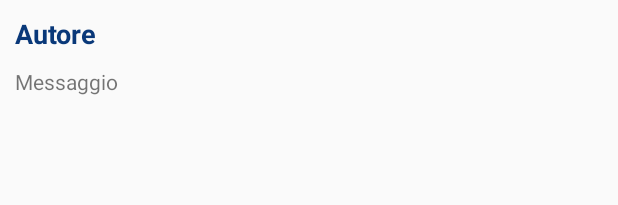
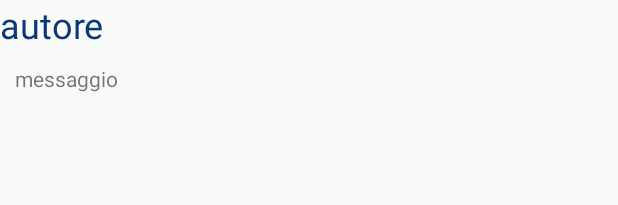
Before and after one commit to Cioscos/ChatUP, an Android app: the layout chat_msg_row.xml on its own in the app's theme, with its tools: preview values and no code run, on a phone screen of 412 x 824 dp. Shown: the top 205 px of the screen. Run offline under Robolectric (Android 15) with nearby library versions, the phone set to English and light mode, and no system bars.

Commit message:
Modifica branch graphic_chat Modifiche alla funzione setChatItemStyle.
PROBLEMA NON ANCORA RISOLTO

```diff
--- a/app/build.gradle
+++ b/app/build.gradle
@@ -5,7 +5,7 @@ android {
     compileSdkVersion 28
     defaultConfig {
         applicationId "com.example.chatuplogin"
-        minSdkVersion 15
+        minSdkVersion 17
         targetSdkVersion 28
         versionCode 1
         versionName "1.0"
--- a/app/src/main/java/com/example/chatup/MainActivity.java
+++ b/app/src/main/java/com/example/chatup/MainActivity.java
@@ -50,7 +50,10 @@ public class MainActivity extends AppCompatActivity {
         mAuth = FirebaseAuth.getInstance();
 
         //Imposto il titolo
-        setTitle(mAuth.getCurrentUser().getDisplayName());
+        if(mAuth.getCurrentUser() != null)
+            setTitle(mAuth.getCurrentUser().getDisplayName());
+        else
+            setTitle("unknown");
 
         //Collego l'app al DB Firebase
         mDatabaseReference = FirebaseDatabase.getInstance().getReference();
--- a/app/src/main/res/layout/chat_msg_row.xml
+++ b/app/src/main/res/layout/chat_msg_row.xml
@@ -1,26 +1,23 @@
 <?xml version="1.0" encoding="utf-8"?>
 <LinearLayout xmlns:android="http://schemas.android.com/apk/res/android"
-    xmlns:app="http://schemas.android.com/apk/res-auto"
     xmlns:tools="http://schemas.android.com/tools"
     android:layout_width="match_parent"
-    android:layout_height="match_parent"
-    android:orientation="vertical">
+    android:layout_height="wrap_content"
+    android:orientation="vertical"
+    android:visibility="visible">
 
     <TextView
         android:id="@+id/tv_autore"
-        android:layout_width="wrap_content"
+        android:layout_width="match_parent"
         android:layout_height="wrap_content"
-        android:paddingLeft="10dp"
-        android:paddingTop="10dp"
-        android:text="Autore"
         android:textColor="@color/colorPrimaryDark"
-        android:textSize="18sp"
-        android:textStyle="bold" />
+        android:textSize="24sp"
+        tools:text="autore" />
 
     <TextView
         android:id="@+id/tv_messaggio"
-        android:layout_width="wrap_content"
-        android:layout_height="wrap_content"
+        android:layout_width="match_parent"
+        android:layout_height="match_parent"
         android:padding="10dp"
-        android:text="Messaggio" />
+        tools:text="messaggio" />
 </LinearLayout>
--- a/app/src/main/res/values/strings.xml
+++ b/app/src/main/res/values/strings.xml
@@ -1,6 +1,6 @@
 <resources>
     <string name="app_name" translatable="false">ChatUP</string>
-    <string name="hint_name">Username</string>
+    <string name="hint_name">E-mail</string>
     <string name="hint_psw" translatable="false">Password</string>
     <string name="btn_login">LOGIN</string>
     <string name="small_phrase_login">Are you not registered?</string>
```
Also changed, not shown: app/src/main/java/com/example/chatup/adapter/ChatListAdapter.java (+60 -5 lines).
